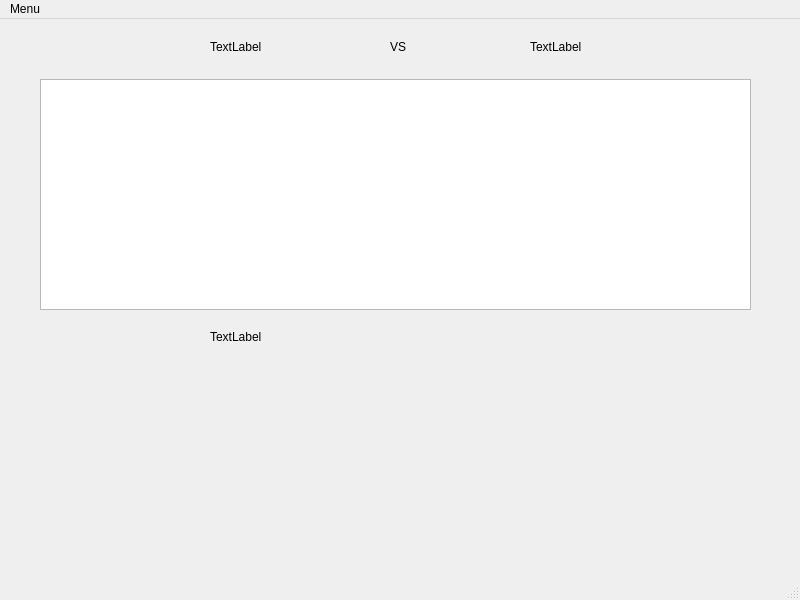
Before: the Qt Designer form Graphical_Diaballik/mainwindow.ui in alistairman/Jeu-de-plateau-Diaballik, drawn with Qt 5.
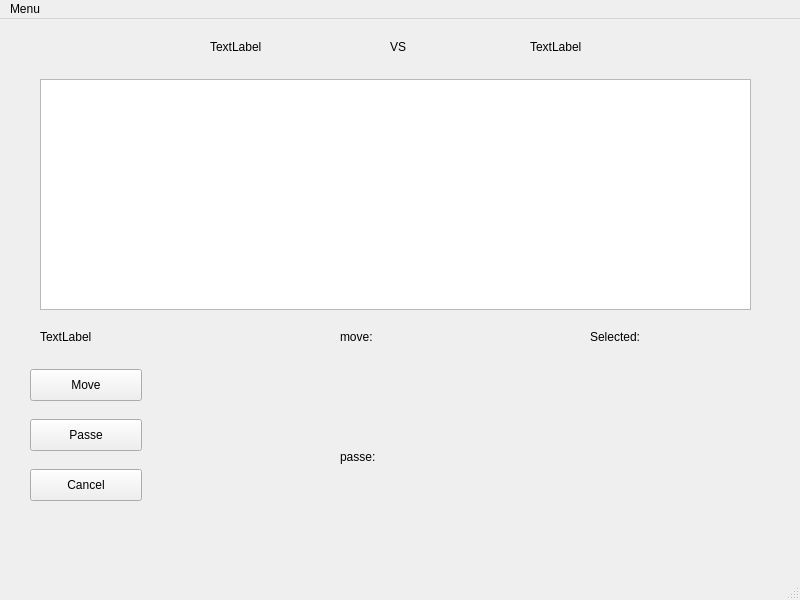
After: the same form once the commit is applied.

Commit message: move and passe bouton

```diff
--- a/Graphical_Diaballik/mainwindow.ui
+++ b/Graphical_Diaballik/mainwindow.ui
@@ -69,9 +69,9 @@
    <widget class="QLabel" name="currentPlayer">
     <property name="geometry">
      <rect>
-      <x>210</x>
+      <x>40</x>
       <y>310</y>
-      <width>341</width>
+      <width>251</width>
       <height>16</height>
      </rect>
     </property>
@@ -79,6 +79,84 @@
      <string>TextLabel</string>
     </property>
    </widget>
+   <widget class="QPushButton" name="move">
+    <property name="geometry">
+     <rect>
+      <x>30</x>
+      <y>350</y>
+      <width>112</width>
+      <height>32</height>
+     </rect>
+    </property>
+    <property name="text">
+     <string>Move</string>
+    </property>
+   </widget>
+   <widget class="QLabel" name="label_move">
+    <property name="geometry">
+     <rect>
+      <x>340</x>
+      <y>310</y>
+      <width>58</width>
+      <height>16</height>
+     </rect>
+    </property>
+    <property name="text">
+     <string>move:</string>
+    </property>
+   </widget>
+   <widget class="QLabel" name="label_passe">
+    <property name="geometry">
+     <rect>
+      <x>340</x>
+      <y>430</y>
+      <width>58</width>
+      <height>16</height>
+     </rect>
+    </property>
+    <property name="text">
+     <string>passe:</string>
+    </property>
+   </widget>
+   <widget class="QLabel" name="label_selected">
+    <property name="geometry">
+     <rect>
+      <x>590</x>
+      <y>310</y>
+      <width>58</width>
+      <height>16</height>
+     </rect>
+    </property>
+    <property name="text">
+     <string>Selected:</string>
+    </property>
+   </widget>
+   <widget class="QPushButton" name="passe">
+    <property name="geometry">
+     <rect>
+      <x>30</x>
+      <y>400</y>
+      <width>112</width>
+      <height>32</height>
+     </rect>
+    </property>
+    <property name="text">
+     <string>Passe</string>
+    </property>
+   </widget>
+   <widget class="QPushButton" name="cancel">
+    <property name="geometry">
+     <rect>
+      <x>30</x>
+      <y>450</y>
+      <width>112</width>
+      <height>32</height>
+     </rect>
+    </property>
+    <property name="text">
+     <string>Cancel</string>
+    </property>
+   </widget>
   </widget>
   <widget class="QMenuBar" name="menubar">
    <property name="geometry">
```
The commit also changes 35 other files.
